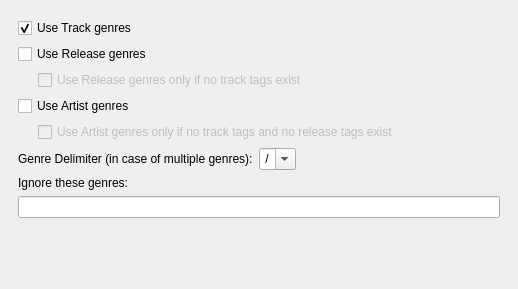
metabrainz/picard-plugins, file plugins/wikidata/options_wikidata.ui: the form before one commit.
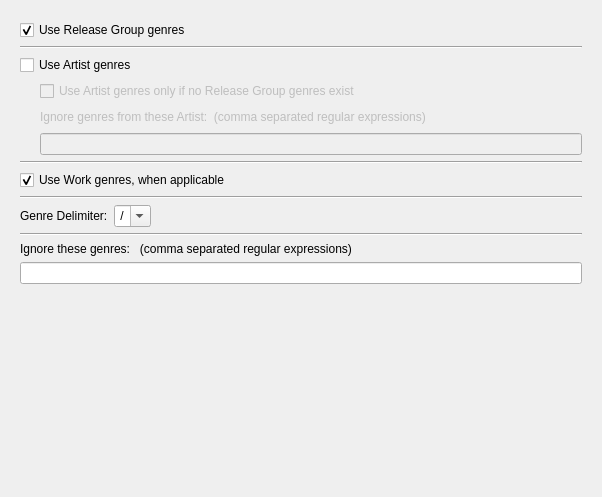
The form after the commit.

Commit message:
add ability to exclude certain artists from genre pull, clean-up & optimize
New feature: ability to selectively exclude artist-genre-sourcing according to artist.  Also removed reference to global cache, which was a C&P artifact from lastfm plugin, which I absconded some code from.   Also I optimized the RegEx parsers a bit to keep max speed.

The edit to the form file:
```diff
--- a/plugins/wikidata/options_wikidata.ui
+++ b/plugins/wikidata/options_wikidata.ui
@@ -6,42 +6,33 @@
    <rect>
     <x>0</x>
     <y>0</y>
-    <width>518</width>
-    <height>289</height>
+    <width>602</width>
+    <height>497</height>
    </rect>
   </property>
-  <layout class="QVBoxLayout" name="verticalLayout_5">
-   <property name="sizeConstraint">
-    <enum>QLayout::SetDefaultConstraint</enum>
-   </property>
-   <property name="leftMargin">
-    <number>9</number>
-   </property>
-   <property name="topMargin">
-    <number>9</number>
-   </property>
-   <property name="rightMargin">
-    <number>9</number>
-   </property>
-   <property name="bottomMargin">
-    <number>9</number>
-   </property>
+  <layout class="QVBoxLayout" name="verticalLayout_4">
    <item>
-    <widget class="QWidget" name="wikidata_vert_layout" native="true">
+    <widget class="QFrame" name="wikidata_vert_layout">
      <property name="enabled">
       <bool>true</bool>
      </property>
      <property name="sizePolicy">
-      <sizepolicy hsizetype="Minimum" vsizetype="MinimumExpanding">
+      <sizepolicy hsizetype="Expanding" vsizetype="MinimumExpanding">
        <horstretch>0</horstretch>
        <verstretch>0</verstretch>
       </sizepolicy>
      </property>
-     <layout class="QVBoxLayout" name="verticalLayout_4">
+     <layout class="QVBoxLayout" name="verticalLayout_2">
       <item>
-       <widget class="QCheckBox" name="use_track_genres">
+       <widget class="QCheckBox" name="use_release_group_genres">
+        <property name="sizePolicy">
+         <sizepolicy hsizetype="Fixed" vsizetype="Fixed">
+          <horstretch>0</horstretch>
+          <verstretch>0</verstretch>
+         </sizepolicy>
+        </property>
         <property name="text">
-         <string>Use Track genres</string>
+         <string>Use Release Group genres</string>
         </property>
         <property name="checked">
          <bool>true</bool>
@@ -49,134 +40,180 @@
        </widget>
       </item>
       <item>
-       <layout class="QVBoxLayout" name="verticalLayout_2">
+       <widget class="Line" name="line">
+        <property name="orientation">
+         <enum>Qt::Horizontal</enum>
+        </property>
+       </widget>
+      </item>
+      <item>
+       <widget class="QCheckBox" name="use_artist_genres">
+        <property name="text">
+         <string>Use Artist genres</string>
+        </property>
+       </widget>
+      </item>
+      <item>
+       <layout class="QHBoxLayout" name="horizontalLayout_4">
         <item>
-         <widget class="QCheckBox" name="use_release_genres">
+         <spacer name="horizontalSpacer_3">
+          <property name="orientation">
+           <enum>Qt::Horizontal</enum>
+          </property>
+          <property name="sizeType">
+           <enum>QSizePolicy::Fixed</enum>
+          </property>
+          <property name="sizeHint" stdset="0">
+           <size>
+            <width>20</width>
+            <height>20</height>
+           </size>
+          </property>
+         </spacer>
+        </item>
+        <item>
+         <widget class="QCheckBox" name="use_artist_only_if_no_release">
+          <property name="enabled">
+           <bool>false</bool>
+          </property>
           <property name="sizePolicy">
-           <sizepolicy hsizetype="Fixed" vsizetype="Fixed">
+           <sizepolicy hsizetype="Expanding" vsizetype="Fixed">
             <horstretch>0</horstretch>
             <verstretch>0</verstretch>
            </sizepolicy>
           </property>
           <property name="text">
-           <string>Use Release genres</string>
+           <string>Use Artist genres only if no Release Group genres exist</string>
+          </property>
+          <property name="checkable">
+           <bool>true</bool>
           </property>
           <property name="checked">
            <bool>false</bool>
           </property>
          </widget>
         </item>
-        <item>
-         <layout class="QHBoxLayout" name="horizontalLayout_2">
-          <item>
-           <spacer name="horizontalSpacer_2">
-            <property name="orientation">
-             <enum>Qt::Horizontal</enum>
-            </property>
-            <property name="sizeType">
-             <enum>QSizePolicy::Fixed</enum>
-            </property>
-            <property name="sizeHint" stdset="0">
-             <size>
-              <width>20</width>
-              <height>20</height>
-             </size>
-            </property>
-           </spacer>
-          </item>
-          <item>
-           <widget class="QCheckBox" name="use_release_only_if_no_track">
-            <property name="enabled">
-             <bool>false</bool>
-            </property>
-            <property name="sizePolicy">
-             <sizepolicy hsizetype="Expanding" vsizetype="Fixed">
-              <horstretch>1</horstretch>
-              <verstretch>0</verstretch>
-             </sizepolicy>
-            </property>
-            <property name="text">
-             <string>Use Release genres only if no track tags exist</string>
-            </property>
-           </widget>
-          </item>
-         </layout>
-        </item>
        </layout>
       </item>
       <item>
-       <layout class="QVBoxLayout" name="verticalLayout_3">
+       <layout class="QHBoxLayout" name="horizontalLayout_2">
         <item>
-         <widget class="QCheckBox" name="use_artist_genres">
+         <spacer name="horizontalSpacer_2">
+          <property name="orientation">
+           <enum>Qt::Horizontal</enum>
+          </property>
+          <property name="sizeType">
+           <enum>QSizePolicy::Fixed</enum>
+          </property>
+          <property name="sizeHint" stdset="0">
+           <size>
+            <width>20</width>
+            <height>20</height>
+           </size>
+          </property>
+         </spacer>
+        </item>
+        <item>
+         <widget class="QLabel" name="ignore_genres_from_these_artists_label">
+          <property name="enabled">
+           <bool>false</bool>
+          </property>
+          <property name="sizePolicy">
+           <sizepolicy hsizetype="Expanding" vsizetype="Fixed">
+            <horstretch>0</horstretch>
+            <verstretch>0</verstretch>
+           </sizepolicy>
+          </property>
           <property name="text">
-           <string>Use Artist genres</string>
+           <string>Ignore genres from these Artist:  (comma separated regular expressions)</string>
           </property>
          </widget>
         </item>
+       </layout>
+      </item>
+      <item>
+       <layout class="QHBoxLayout" name="horizontalLayout_3">
         <item>
-         <layout class="QHBoxLayout" name="horizontalLayout_4">
-          <item>
-           <spacer name="horizontalSpacer_3">
-            <property name="orientation">
-             <enum>Qt::Horizontal</enum>
-            </property>
-            <property name="sizeType">
-             <enum>QSizePolicy::Fixed</enum>
-            </property>
-            <property name="sizeHint" stdset="0">
-             <size>
-              <width>20</width>
-              <height>20</height>
-             </size>
-            </property>
-           </spacer>
-          </item>
-          <item>
-           <widget class="QCheckBox" name="use_artist_only_if_no_track_n_no_release">
-            <property name="enabled">
-             <bool>false</bool>
-            </property>
-            <property name="sizePolicy">
-             <sizepolicy hsizetype="Expanding" vsizetype="Fixed">
-              <horstretch>0</horstretch>
-              <verstretch>0</verstretch>
-             </sizepolicy>
-            </property>
-            <property name="text">
-             <string>Use Artist genres only if no track tags and no release tags exist</string>
-            </property>
-            <property name="checkable">
-             <bool>false</bool>
-            </property>
-           </widget>
-          </item>
-         </layout>
+         <spacer name="horizontalSpacer_4">
+          <property name="orientation">
+           <enum>Qt::Horizontal</enum>
+          </property>
+          <property name="sizeType">
+           <enum>QSizePolicy::Fixed</enum>
+          </property>
+          <property name="sizeHint" stdset="0">
+           <size>
+            <width>20</width>
+            <height>20</height>
+           </size>
+          </property>
+         </spacer>
         </item>
+        <item>
+         <widget class="QLineEdit" name="ignore_genres_from_these_artists">
+          <property name="enabled">
+           <bool>false</bool>
+          </property>
+         </widget>
+        </item>
        </layout>
       </item>
       <item>
-       <layout class="QHBoxLayout" name="horizontalLayout">
+       <widget class="Line" name="line_2">
+        <property name="orientation">
+         <enum>Qt::Horizontal</enum>
+        </property>
+       </widget>
+      </item>
+      <item>
+       <widget class="QCheckBox" name="use_work_genres">
+        <property name="text">
+         <string>Use Work genres, when applicable</string>
+        </property>
+        <property name="checked">
+         <bool>true</bool>
+        </property>
+       </widget>
+      </item>
+      <item>
+       <widget class="Line" name="line_3">
+        <property name="orientation">
+         <enum>Qt::Horizontal</enum>
+        </property>
+       </widget>
+      </item>
+      <item>
+       <layout class="QHBoxLayout" name="horizontalLayout_5">
         <item>
          <widget class="QLabel" name="genre_delimiter_label">
-          <property name="sizePolicy">
-           <sizepolicy hsizetype="Minimum" vsizetype="Preferred">
-            <horstretch>0</horstretch>
-            <verstretch>0</verstretch>
-           </sizepolicy>
+          <property name="enabled">
+           <bool>true</bool>
           </property>
-          <property name="text">
-           <string>Genre Delimiter (in case of multiple genres):</string>
-          </property>
-         </widget>
-        </item>
-        <item>
-         <widget class="QComboBox" name="genre_delimiter">
           <property name="sizePolicy">
            <sizepolicy hsizetype="Minimum" vsizetype="Fixed">
             <horstretch>0</horstretch>
             <verstretch>0</verstretch>
            </sizepolicy>
           </property>
+          <property name="text">
+           <string>Genre Delimiter:</string>
+          </property>
+          <property name="wordWrap">
+           <bool>false</bool>
+          </property>
+         </widget>
+        </item>
+        <item>
+         <widget class="QComboBox" name="genre_delimiter">
+          <property name="enabled">
+           <bool>true</bool>
+          </property>
+          <property name="sizePolicy">
+           <sizepolicy hsizetype="Fixed" vsizetype="Fixed">
+            <horstretch>0</horstretch>
+            <verstretch>0</verstretch>
+           </sizepolicy>
+          </property>
           <property name="editable">
            <bool>true</bool>
           </property>
@@ -207,9 +244,12 @@
           <property name="orientation">
            <enum>Qt::Horizontal</enum>
           </property>
+          <property name="sizeType">
+           <enum>QSizePolicy::Expanding</enum>
+          </property>
           <property name="sizeHint" stdset="0">
            <size>
-            <width>100</width>
+            <width>150</width>
             <height>20</height>
            </size>
           </property>
@@ -219,10 +259,17 @@
       </item>
       <item>
        <layout class="QVBoxLayout" name="verticalLayout">
+        <item>
+         <widget class="Line" name="line_4">
+          <property name="orientation">
+           <enum>Qt::Horizontal</enum>
+          </property>
+         </widget>
+        </item>
         <item>
          <widget class="QLabel" name="ignore_genres_label">
           <property name="text">
-           <string>Ignore these genres:</string>
+           <string>Ignore these genres:   (comma separated regular expressions)</string>
           </property>
          </widget>
         </item>
@@ -238,22 +285,6 @@
         </item>
        </layout>
       </item>
-      <item>
-       <spacer name="spacer_label">
-        <property name="orientation">
-         <enum>Qt::Vertical</enum>
-        </property>
-        <property name="sizeType">
-         <enum>QSizePolicy::MinimumExpanding</enum>
-        </property>
-        <property name="sizeHint" stdset="0">
-         <size>
-          <width>263</width>
-          <height>34</height>
-         </size>
-        </property>
-       </spacer>
-      </item>
      </layout>
      <zorder>use_track_genres</zorder>
      <zorder>use_release_genres</zorder>
@@ -271,6 +302,23 @@
      <zorder>use_artist_only_if_no_track_n_no_release</zorder>
     </widget>
    </item>
+   <item>
+    <layout class="QVBoxLayout" name="verticalLayout_3">
+     <item>
+      <spacer name="verticalSpacer">
+       <property name="orientation">
+        <enum>Qt::Vertical</enum>
+       </property>
+       <property name="sizeHint" stdset="0">
+        <size>
+         <width>20</width>
+         <height>40</height>
+        </size>
+       </property>
+      </spacer>
+     </item>
+    </layout>
+   </item>
   </layout>
  </widget>
  <tabstops>
```
Left out of the diff: 87 changed lines with no effect on the pictures. The commit also changes 2 other files.
